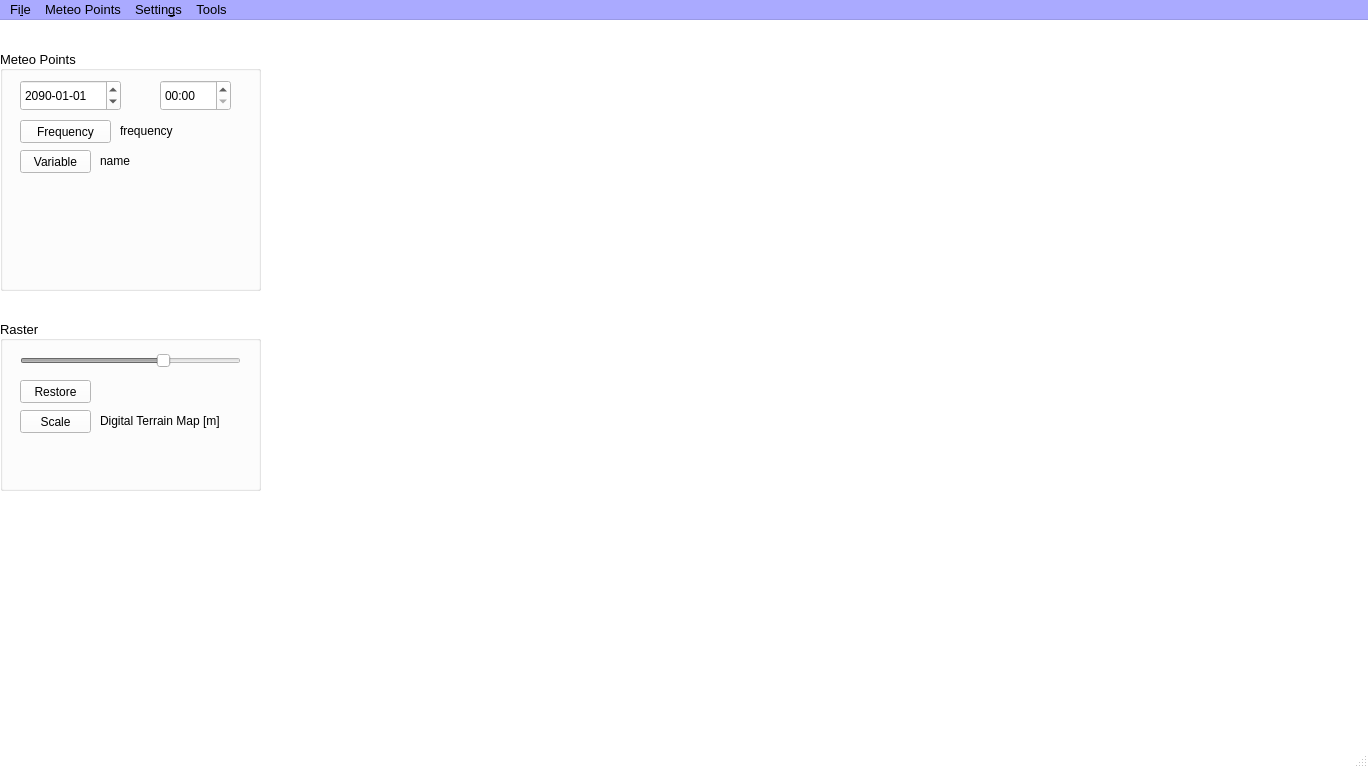
The window that PRAGA/mainwindow.ui (gaowudao/CRITERIA3D) describes before a commit, drawn with Qt 5.
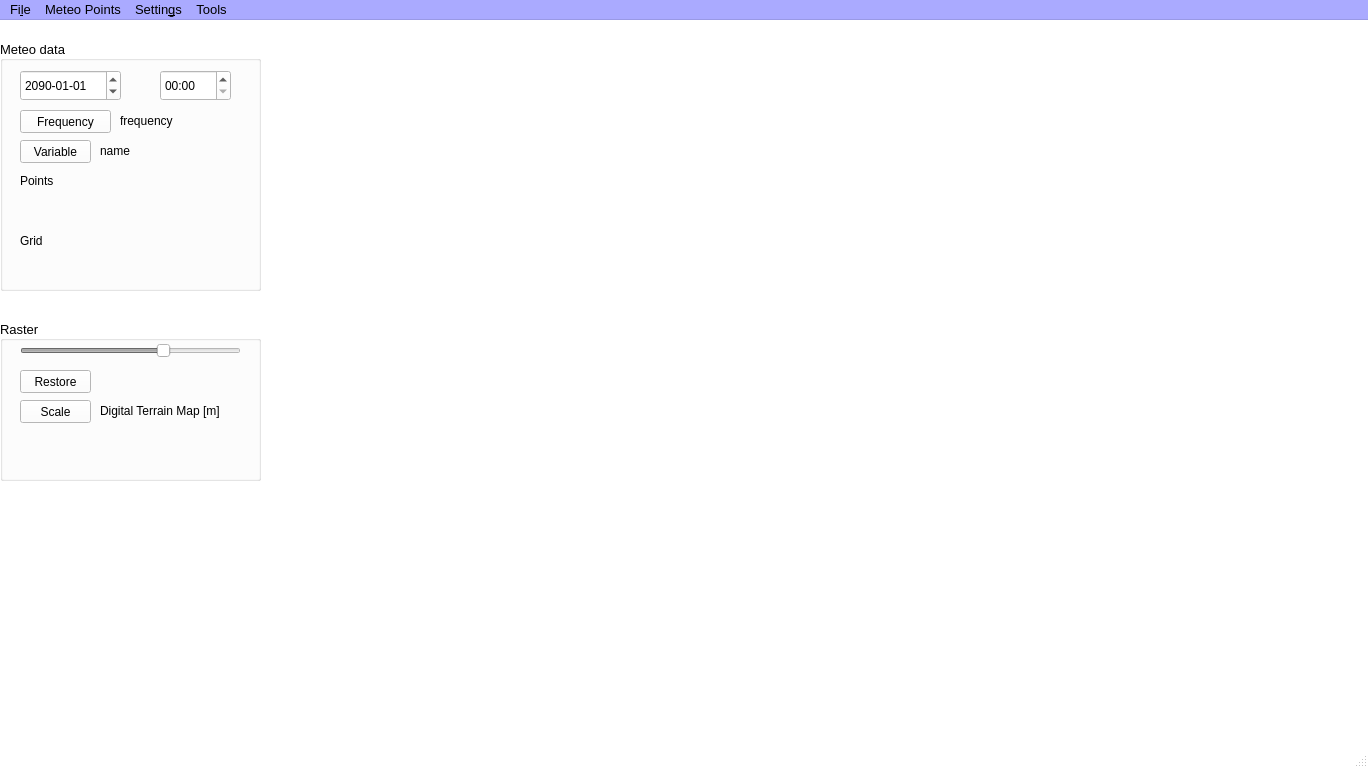
The same window after the commit.

Commit message: grid color scale

What changed in the file:
```diff
--- a/PRAGA/mainwindow.ui
+++ b/PRAGA/mainwindow.ui
@@ -479,7 +479,7 @@
       <x>0</x>
       <y>300</y>
       <width>261</width>
-      <height>171</height>
+      <height>161</height>
      </rect>
     </property>
     <property name="palette">
@@ -920,7 +920,7 @@
      <property name="geometry">
       <rect>
        <x>20</x>
-       <y>30</y>
+       <y>20</y>
        <width>221</width>
        <height>22</height>
       </rect>
@@ -959,7 +959,7 @@
        <x>-1</x>
        <y>120</y>
        <width>261</width>
-       <height>50</height>
+       <height>41</height>
       </rect>
      </property>
      <property name="font">
@@ -975,7 +975,7 @@
      <property name="geometry">
       <rect>
        <x>20</x>
-       <y>90</y>
+       <y>80</y>
        <width>71</width>
        <height>23</height>
       </rect>
@@ -993,7 +993,7 @@
      <property name="geometry">
       <rect>
        <x>100</x>
-       <y>90</y>
+       <y>80</y>
        <width>161</width>
        <height>21</height>
       </rect>
@@ -1048,7 +1048,7 @@
      <property name="geometry">
       <rect>
        <x>20</x>
-       <y>60</y>
+       <y>50</y>
        <width>71</width>
        <height>23</height>
       </rect>
@@ -1067,9 +1067,9 @@
     <property name="geometry">
      <rect>
       <x>0</x>
-      <y>30</y>
+      <y>20</y>
       <width>261</width>
-      <height>241</height>
+      <height>251</height>
      </rect>
     </property>
     <property name="palette">
@@ -1498,7 +1498,7 @@
      <bool>true</bool>
     </property>
     <property name="title">
-     <string notr="true">Meteo Points</string>
+     <string notr="true">Meteo data</string>
     </property>
     <property name="alignment">
      <set>Qt::AlignLeading|Qt::AlignLeft|Qt::AlignVCenter</set>
@@ -1507,9 +1507,9 @@
      <property name="geometry">
       <rect>
        <x>0</x>
-       <y>130</y>
+       <y>150</y>
        <width>261</width>
-       <height>51</height>
+       <height>41</height>
       </rect>
      </property>
      <property name="font">
@@ -1798,18 +1798,54 @@
      <property name="geometry">
       <rect>
        <x>0</x>
+       <y>210</y>
+       <width>261</width>
+       <height>41</height>
+      </rect>
+     </property>
+     <property name="font">
+      <font>
+       <pointsize>8</pointsize>
+      </font>
+     </property>
+     <property name="toolTip">
+      <string>Variable colors</string>
+     </property>
+    </widget>
+    <widget class="QLabel" name="labelFrequency_2">
+     <property name="geometry">
+      <rect>
+       <x>20</x>
+       <y>130</y>
+       <width>41</width>
+       <height>21</height>
+      </rect>
+     </property>
+     <property name="font">
+      <font>
+       <pointsize>9</pointsize>
+      </font>
+     </property>
+     <property name="text">
+      <string>Points</string>
+     </property>
+    </widget>
+    <widget class="QLabel" name="labelFrequency_3">
+     <property name="geometry">
+      <rect>
+       <x>20</x>
        <y>190</y>
-       <width>261</width>
-       <height>51</height>
+       <width>31</width>
+       <height>21</height>
       </rect>
      </property>
      <property name="font">
       <font>
-       <pointsize>8</pointsize>
+       <pointsize>9</pointsize>
       </font>
      </property>
-     <property name="toolTip">
-      <string>Variable colors</string>
+     <property name="text">
+      <string>Grid</string>
      </property>
     </widget>
    </widget>
```
The commit also changes 1 other file.
